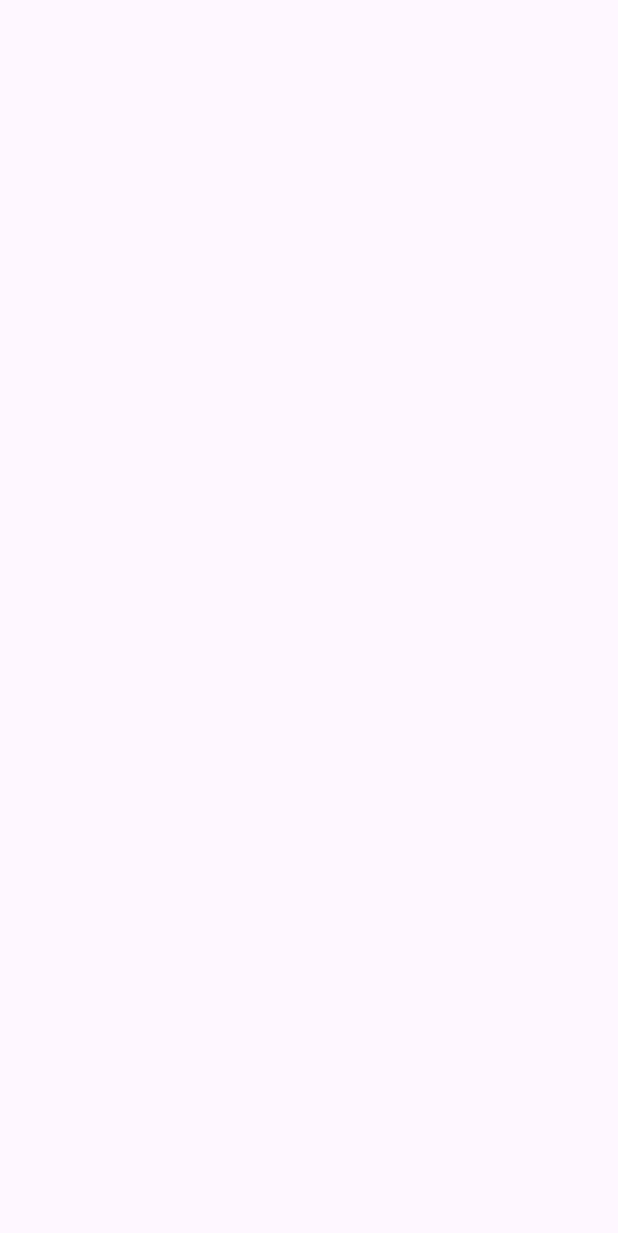
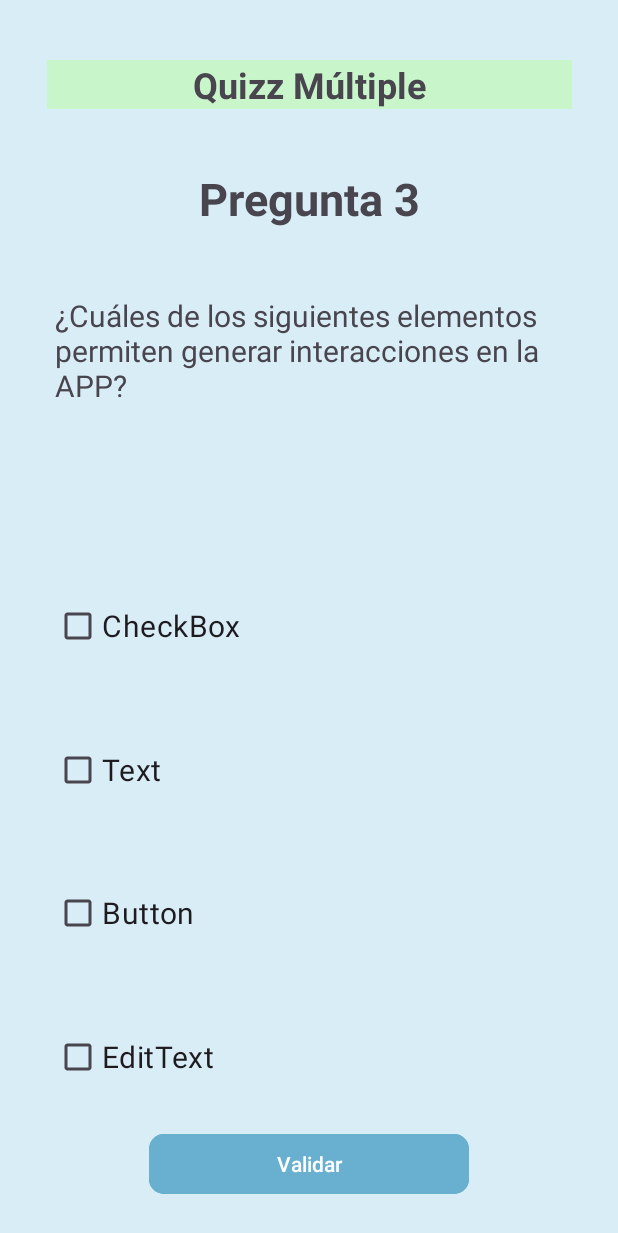
Before and after one commit to luispipe/QuizzAPP, an Android app: the QuestionThreeMultipleActivity screen opened directly, with no data from a screen before it, on a phone screen of 412 x 824 dp. Before the commit the part shown is empty. Shown: the top 1233 px of the screen. Run offline under Robolectric (Android 15) with nearby library versions, the phone set to English and light mode, and no system bars.

Commit message:
Multiple commit

```diff
--- a/app/src/main/res/layout/activity_question_one_multiple.xml
+++ b/app/src/main/res/layout/activity_question_one_multiple.xml
@@ -108,7 +108,7 @@
         android:layout_width="213dp"
         android:layout_height="51dp"
         android:backgroundTint="#69B0D0"
-        android:text="Siguiente"
+        android:text="Validar"
         android:textColor="#030303"
         android:textSize="20sp"
         app:cornerRadius="10dp"
--- a/app/src/main/res/layout/activity_question_three_multiple.xml
+++ b/app/src/main/res/layout/activity_question_three_multiple.xml
@@ -4,6 +4,116 @@
     xmlns:tools="http://schemas.android.com/tools"
     android:layout_width="match_parent"
     android:layout_height="match_parent"
+    android:background="#D9EDF6"
     tools:context=".QuestionThreeMultipleActivity">
 
+    <TextView
+        android:id="@+id/textView"
+        android:layout_width="350dp"
+        android:layout_height="wrap_content"
+        android:layout_marginTop="16dp"
+        android:background="#C8F5CA"
+        android:text="Quizz Múltiple"
+        android:textAlignment="center"
+        android:textSize="24sp"
+        android:textStyle="bold"
+        app:layout_constraintBottom_toTopOf="@+id/textViewQuestionM3"
+        app:layout_constraintEnd_toEndOf="parent"
+        app:layout_constraintHorizontal_bias="0.5"
+        app:layout_constraintStart_toStartOf="parent"
+        app:layout_constraintTop_toTopOf="parent" />
+
+    <TextView
+        android:id="@+id/textViewQuestionM3"
+        android:layout_width="250dp"
+        android:layout_height="wrap_content"
+        android:layout_marginTop="16dp"
+        android:text="Pregunta 3"
+        android:textAlignment="center"
+        android:textSize="30sp"
+        android:textStyle="bold"
+        app:layout_constraintBottom_toTopOf="@+id/textViewQuestionTextM3"
+        app:layout_constraintEnd_toEndOf="parent"
+        app:layout_constraintHorizontal_bias="0.5"
+        app:layout_constraintStart_toStartOf="parent"
+        app:layout_constraintTop_toBottomOf="@+id/textView" />
+
+    <TextView
+        android:id="@+id/textViewQuestionTextM3"
+        android:layout_width="340dp"
+        android:layout_height="145dp"
+        android:layout_marginTop="20dp"
+        android:text="¿Cuáles de los siguientes elementos permiten generar interacciones en la APP?"
+        android:textSize="20sp"
+        app:layout_constraintBottom_toTopOf="@+id/checkBoxQ3Opt1"
+        app:layout_constraintEnd_toEndOf="parent"
+        app:layout_constraintHorizontal_bias="0.507"
+        app:layout_constraintStart_toStartOf="parent"
+        app:layout_constraintTop_toBottomOf="@+id/textViewQuestionM3" />
+
+    <CheckBox
+        android:id="@+id/checkBoxQ3Opt1"
+        android:layout_width="340dp"
+        android:layout_height="wrap_content"
+        android:layout_marginTop="28dp"
+        android:text="CheckBox"
+        android:textSize="20sp"
+        app:layout_constraintBottom_toTopOf="@+id/checkBoxQ3Opt2"
+        app:layout_constraintEnd_toEndOf="parent"
+        app:layout_constraintHorizontal_bias="0.5"
+        app:layout_constraintStart_toStartOf="parent"
+        app:layout_constraintTop_toBottomOf="@+id/textViewQuestionTextM3" />
+
+    <CheckBox
+        android:id="@+id/checkBoxQ3Opt2"
+        android:layout_width="340dp"
+        android:layout_height="wrap_content"
+        android:layout_marginTop="24dp"
+        android:text="Text"
+        android:textSize="20sp"
+        app:layout_constraintBottom_toTopOf="@+id/checkBoxQ3Opt3"
+        app:layout_constraintEnd_toEndOf="parent"
+        app:layout_constraintHorizontal_bias="0.5"
+        app:layout_constraintStart_toStartOf="parent"
+        app:layout_constraintTop_toBottomOf="@+id/checkBoxQ3Opt1" />
+
+    <CheckBox
+        android:id="@+id/checkBoxQ3Opt3"
+        android:layout_width="340dp"
+        android:layout_height="wrap_content"
+        android:layout_marginTop="24dp"
+        android:text="Button"
+        android:textSize="20sp"
+        app:layout_constraintBottom_toTopOf="@+id/checkBoxQ3Opt4"
+        app:layout_constraintEnd_toEndOf="parent"
+        app:layout_constraintHorizontal_bias="0.5"
+        app:layout_constraintStart_toStartOf="parent"
+        app:layout_constraintTop_toBottomOf="@+id/checkBoxQ3Opt2" />
+
+    <CheckBox
+        android:id="@+id/checkBoxQ3Opt4"
+        android:layout_width="340dp"
+        android:layout_height="wrap_content"
+        android:layout_marginTop="24dp"
+        android:text="EditText"
+        android:textSize="20sp"
+        app:layout_constraintBottom_toTopOf="@+id/buttonQ3"
+        app:layout_constraintEnd_toEndOf="parent"
+        app:layout_constraintHorizontal_bias="0.5"
+        app:layout_constraintStart_toStartOf="parent"
+        app:layout_constraintTop_toBottomOf="@+id/checkBoxQ3Opt3" />
+
+    <Button
+        android:id="@+id/buttonQ3"
+        android:layout_width="213dp"
+        android:layout_height="wrap_content"
+        android:backgroundTint="#69B0D0"
+        android:text="Validar"
+        app:cornerRadius="10dp"
+        app:layout_constraintBottom_toBottomOf="parent"
+        app:layout_constraintEnd_toEndOf="parent"
+        app:layout_constraintHorizontal_bias="0.5"
+        app:layout_constraintStart_toStartOf="parent"
+        app:layout_constraintTop_toBottomOf="@+id/checkBoxQ3Opt4"
+        app:layout_constraintVertical_bias="0.429" />
 </androidx.constraintlayout.widget.ConstraintLayout>
--- a/app/src/main/res/layout/activity_question_two_multiple.xml
+++ b/app/src/main/res/layout/activity_question_two_multiple.xml
@@ -37,7 +37,7 @@
         android:textAlignment="center"
         android:textSize="30sp"
         android:textStyle="bold"
-        app:layout_constraintBottom_toTopOf="@+id/textView3"
+        app:layout_constraintBottom_toTopOf="@+id/textViewQuestionTwo"
         app:layout_constraintEnd_toEndOf="parent"
         app:layout_constraintHorizontal_bias="0.496"
         app:layout_constraintStart_toStartOf="parent"
@@ -49,9 +49,9 @@
         android:layout_width="340dp"
         android:layout_height="145dp"
         android:layout_marginTop="20dp"
-        android:text="¿Cuales son los dos lenguajes de programación que Android Studio permiten para  el desarrollo de aplicaciones moviles para Sistema Operativo Android?"
+        android:text="¿Android Studio requiere de dos plugins para funcionar correctamente, indique cuáles son?"
         android:textSize="20sp"
-        app:layout_constraintBottom_toTopOf="@+id/checkBox"
+        app:layout_constraintBottom_toTopOf="@+id/checkBoxQ2Op1"
         app:layout_constraintEnd_toEndOf="parent"
         app:layout_constraintHorizontal_bias="0.492"
         app:layout_constraintStart_toStartOf="parent"
@@ -60,12 +60,12 @@
 
     <CheckBox
         android:id="@+id/checkBoxQ2Op1"
-        android:layout_width="338dp"
+        android:layout_width="340dp"
         android:layout_height="50dp"
         android:layout_marginTop="28dp"
-        android:text="Python"
+        android:text="APK"
         android:textSize="20sp"
-        app:layout_constraintBottom_toTopOf="@+id/checkBox2"
+        app:layout_constraintBottom_toTopOf="@+id/checkBoxQ2Op2"
         app:layout_constraintEnd_toEndOf="parent"
         app:layout_constraintHorizontal_bias="0.493"
         app:layout_constraintStart_toStartOf="parent"
@@ -73,9 +73,9 @@
 
     <CheckBox
         android:id="@+id/checkBoxQ2Op2"
-        android:layout_width="338dp"
+        android:layout_width="340dp"
         android:layout_height="50dp"
-        android:text="Java"
+        android:text="JDK"
         android:textSize="20sp"
         app:layout_constraintBottom_toTopOf="@+id/checkBoxQ2Op3"
         app:layout_constraintEnd_toEndOf="parent"
@@ -85,9 +85,9 @@
 
     <CheckBox
         android:id="@+id/checkBoxQ2Op3"
-        android:layout_width="338dp"
+        android:layout_width="340dp"
         android:layout_height="50dp"
-        android:text="JavaScript"
+        android:text="SDK"
         android:textSize="20sp"
         app:layout_constraintBottom_toTopOf="@+id/checkBoxQ2Op4"
         app:layout_constraintEnd_toEndOf="parent"
@@ -97,9 +97,9 @@
 
     <CheckBox
         android:id="@+id/checkBoxQ2Op4"
-        android:layout_width="338dp"
+        android:layout_width="340dp"
         android:layout_height="50dp"
-        android:text="Kotlin"
+        android:text="JRE"
         android:textSize="20sp"
         app:layout_constraintBottom_toTopOf="@+id/buttonQ2Next"
         app:layout_constraintEnd_toEndOf="parent"
@@ -112,7 +112,7 @@
         android:layout_width="213dp"
         android:layout_height="51dp"
         android:backgroundTint="#69B0D0"
-        android:text="Siguiente"
+        android:text="Validar"
         android:textColor="#030303"
         android:textSize="20sp"
         app:cornerRadius="10dp"
@@ -121,4 +121,5 @@
         app:layout_constraintHorizontal_bias="0.5"
         app:layout_constraintStart_toStartOf="parent"
         app:layout_constraintTop_toBottomOf="@+id/checkBoxQ2Op4" />
+
 </androidx.constraintlayout.widget.ConstraintLayout>
```
